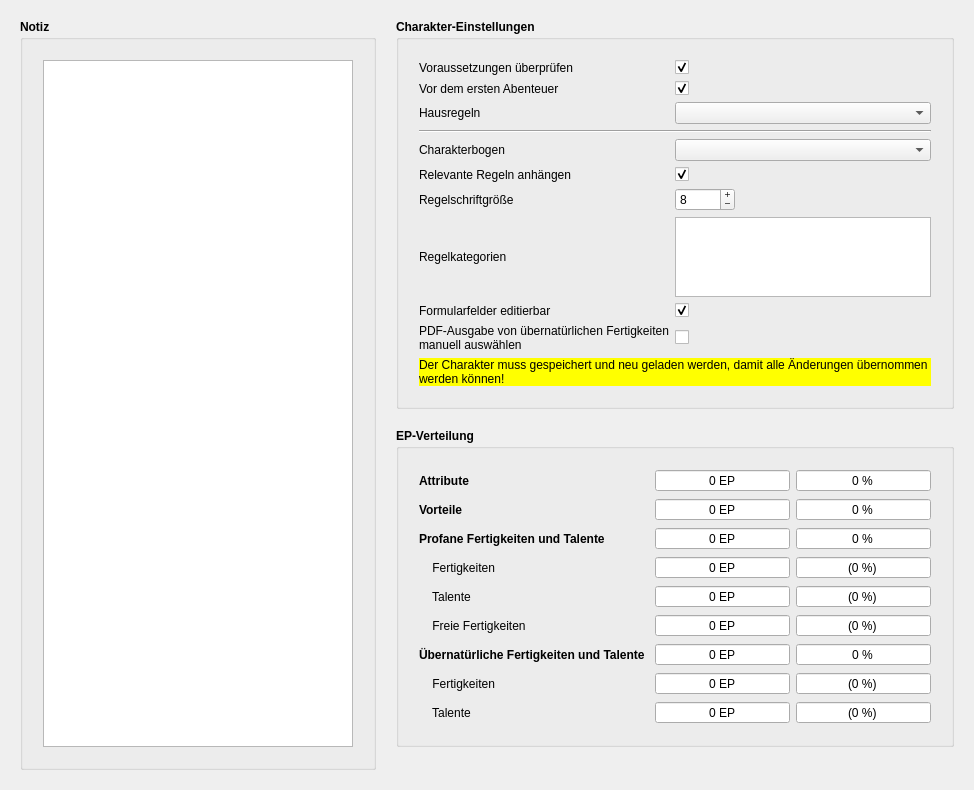
Qt form designer/CharakterInfo.ui (Aeolitus/Sephrasto) before a commit.
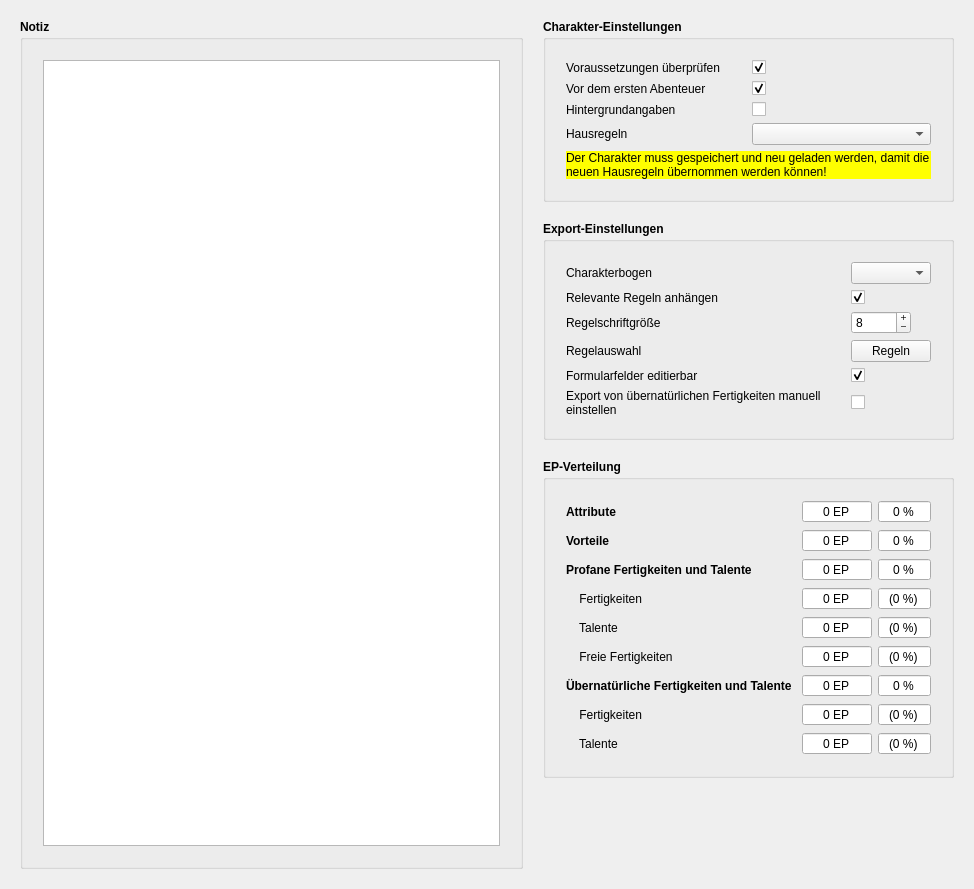
The same form after that commit.

```diff
--- a/designer/CharakterInfo.ui
+++ b/designer/CharakterInfo.ui
@@ -7,7 +7,7 @@
     <x>0</x>
     <y>0</y>
     <width>974</width>
-    <height>790</height>
+    <height>889</height>
    </rect>
   </property>
   <property name="windowTitle">
@@ -68,7 +68,27 @@
         <property name="bottomMargin">
          <number>20</number>
         </property>
-        <item row="4" column="1">
+        <item row="1" column="1">
+         <widget class="QCheckBox" name="checkFinanzen">
+          <property name="toolTip">
+           <string>&lt;html&gt;&lt;head/&gt;&lt;body&gt;&lt;p&gt;Die Finanzen spielen nur bei einem neuen Charakter eine Rolle und können nach dem ersten Abenteuer ausgeblendet werden. Auch die aktuellen Schicksalspunkte werden dann nicht mehr ausgegeben, da diese ab dem ersten Abenteuer händisch verwaltet werden.&lt;/p&gt;&lt;/body&gt;&lt;/html&gt;</string>
+          </property>
+          <property name="text">
+           <string/>
+          </property>
+          <property name="checked">
+           <bool>true</bool>
+          </property>
+         </widget>
+        </item>
+        <item row="6" column="0">
+         <widget class="QLabel" name="label_5">
+          <property name="text">
+           <string>Hausregeln</string>
+          </property>
+         </widget>
+        </item>
+        <item row="6" column="1">
          <widget class="QComboBox" name="comboHausregeln">
           <property name="toolTip">
            <string>&lt;html&gt;&lt;head/&gt;&lt;body&gt;&lt;p&gt;Hier erscheinen alle Hausregeldatenbanken in deinem Regel-Pfad.&lt;/p&gt;&lt;/body&gt;&lt;/html&gt;</string>
@@ -82,167 +102,161 @@
           </property>
          </widget>
         </item>
-        <item row="6" column="1">
-         <widget class="QComboBox" name="comboCharsheet">
+        <item row="2" column="0">
+         <widget class="QLabel" name="label_15">
+          <property name="text">
+           <string>Hintergrundangaben</string>
+          </property>
+         </widget>
+        </item>
+        <item row="2" column="1">
+         <widget class="QCheckBox" name="checkDetails">
           <property name="toolTip">
            <string>&lt;html&gt;&lt;head/&gt;&lt;body&gt;&lt;p&gt;Hier erscheinen alle Charakterbögen, die mit Sephrasto geliefert werden sowie alle aus deinem Charakterbogen-Pfad.&lt;/p&gt;&lt;/body&gt;&lt;/html&gt;</string>
           </property>
+          <property name="text">
+           <string/>
+          </property>
          </widget>
         </item>
-        <item row="5" column="0" colspan="2">
-         <widget class="Line" name="line">
-          <property name="orientation">
-           <enum>Qt::Horizontal</enum>
+        <item row="0" column="0">
+         <widget class="QLabel" name="label_11">
+          <property name="text">
+           <string>Voraussetzungen überprüfen</string>
           </property>
          </widget>
         </item>
-        <item row="6" column="0">
+        <item row="0" column="1">
+         <widget class="QCheckBox" name="checkReq">
+          <property name="toolTip">
+           <string>&lt;html&gt;&lt;head/&gt;&lt;body&gt;&lt;p&gt;Falls abgewählt, werden sämtliche Voraussetzungsprüfungen für Vorteile, übernatürliche Fertigkeiten usw. deaktiviert.&lt;/p&gt;&lt;/body&gt;&lt;/html&gt;</string>
+          </property>
+          <property name="text">
+           <string/>
+          </property>
+          <property name="checked">
+           <bool>true</bool>
+          </property>
+         </widget>
+        </item>
+        <item row="15" column="0" colspan="2">
+         <widget class="QLabel" name="labelReload">
+          <property name="styleSheet">
+           <string notr="true">background-color: rgb(255, 255, 0); color: black;</string>
+          </property>
+          <property name="text">
+           <string>Der Charakter muss gespeichert und neu geladen werden, damit die neuen Hausregeln übernommen werden können!</string>
+          </property>
+          <property name="alignment">
+           <set>Qt::AlignLeading|Qt::AlignLeft|Qt::AlignVCenter</set>
+          </property>
+          <property name="wordWrap">
+           <bool>true</bool>
+          </property>
+         </widget>
+        </item>
+       </layout>
+      </widget>
+     </item>
+     <item>
+      <spacer name="horizontalSpacer">
+       <property name="orientation">
+        <enum>Qt::Vertical</enum>
+       </property>
+       <property name="sizeType">
+        <enum>QSizePolicy::Fixed</enum>
+       </property>
+       <property name="sizeHint" stdset="0">
+        <size>
+         <width>20</width>
+         <height>20</height>
+        </size>
+       </property>
+      </spacer>
+     </item>
+     <item>
+      <widget class="QLabel" name="label_16">
+       <property name="font">
+        <font>
+         <weight>75</weight>
+         <bold>true</bold>
+        </font>
+       </property>
+       <property name="text">
+        <string>Export-Einstellungen</string>
+       </property>
+       <property name="class" stdset="0">
+        <string>h2</string>
+       </property>
+      </widget>
+     </item>
+     <item>
+      <widget class="QGroupBox" name="groupBox_4">
+       <property name="title">
+        <string/>
+       </property>
+       <layout class="QGridLayout" name="gridLayout_6">
+        <property name="leftMargin">
+         <number>20</number>
+        </property>
+        <property name="topMargin">
+         <number>20</number>
+        </property>
+        <property name="rightMargin">
+         <number>20</number>
+        </property>
+        <property name="bottomMargin">
+         <number>20</number>
+        </property>
+        <item row="5" column="0">
+         <widget class="QLabel" name="cbFormular">
+          <property name="text">
+           <string>Formularfelder editierbar</string>
+          </property>
+         </widget>
+        </item>
+        <item row="0" column="0">
          <widget class="QLabel" name="label_6">
           <property name="text">
            <string>Charakterbogen</string>
           </property>
          </widget>
         </item>
-        <item row="7" column="0">
+        <item row="1" column="0">
          <widget class="QLabel" name="label_14">
           <property name="text">
            <string>Relevante Regeln anhängen</string>
           </property>
          </widget>
         </item>
-        <item row="11" column="0">
-         <widget class="QLabel" name="cbFormular">
+        <item row="5" column="1">
+         <widget class="QCheckBox" name="checkFormular">
+          <property name="toolTip">
+           <string>&lt;html&gt;&lt;head/&gt;&lt;body&gt;&lt;p&gt;Manche PDF-Reader können Formularfelder in PDF-Dokumenten nicht durchsuchen oder machen beispielsweise Probleme wegen der automatischen Schriftgröße. Die Formularfelder erhöhen die Dateigröße außerdem rund 10%. Mit dieser Option kannst du diese in reine Textfelder umwandeln. Sie sind dann allerdings nicht mehr editierbar. Diese Einstellung gilt für neue Charaktere. Du kannst sie nachträglich im Info-Tab des Charaktereditors ändern.&lt;/p&gt;&lt;/body&gt;&lt;/html&gt;</string>
+          </property>
           <property name="text">
-           <string>Formularfelder editierbar</string>
+           <string/>
+          </property>
+          <property name="checked">
+           <bool>true</bool>
           </property>
          </widget>
         </item>
-        <item row="9" column="0">
+        <item row="2" column="0">
          <widget class="QLabel" name="label_7">
           <property name="text">
            <string>Regelschriftgröße</string>
           </property>
          </widget>
         </item>
-        <item row="0" column="1">
-         <widget class="QCheckBox" name="checkReq">
-          <property name="toolTip">
-           <string>&lt;html&gt;&lt;head/&gt;&lt;body&gt;&lt;p&gt;Falls abgewählt, werden sämtliche Voraussetzungsprüfungen für Vorteile, übernatürliche Fertigkeiten usw. deaktiviert.&lt;/p&gt;&lt;/body&gt;&lt;/html&gt;</string>
-          </property>
-          <property name="text">
-           <string/>
-          </property>
-          <property name="checked">
-           <bool>true</bool>
-          </property>
-         </widget>
-        </item>
-        <item row="7" column="1">
-         <widget class="QCheckBox" name="checkRegeln">
-          <property name="toolTip">
-           <string>&lt;html&gt;&lt;head/&gt;&lt;body&gt;&lt;p&gt;Sephrasto kann automatisch alle Regeln, die für deinen Charakter relevant sind, zusammentragen und deiner PDF hinten anfügen.&lt;/p&gt;&lt;/body&gt;&lt;/html&gt;</string>
-          </property>
-          <property name="text">
-           <string/>
-          </property>
-          <property name="checked">
-           <bool>true</bool>
-          </property>
-          <property name="tristate">
-           <bool>false</bool>
-          </property>
-         </widget>
-        </item>
         <item row="4" column="0">
-         <widget class="QLabel" name="label_5">
-          <property name="text">
-           <string>Hausregeln</string>
-          </property>
-         </widget>
-        </item>
-        <item row="10" column="0">
          <widget class="QLabel" name="label_10">
           <property name="text">
-           <string>Regelkategorien</string>
+           <string>Regelauswahl</string>
           </property>
          </widget>
         </item>
-        <item row="0" column="0">
-         <widget class="QLabel" name="label_11">
-          <property name="text">
-           <string>Voraussetzungen überprüfen</string>
-          </property>
-         </widget>
-        </item>
-        <item row="1" column="1">
-         <widget class="QCheckBox" name="checkFinanzen">
-          <property name="toolTip">
-           <string>&lt;html&gt;&lt;head/&gt;&lt;body&gt;&lt;p&gt;Die Finanzen spielen nur bei einem neuen Charakter eine Rolle und können nach dem ersten Abenteuer ausgeblendet werden. Auch die aktuellen Schicksalspunkte werden dann nicht mehr ausgegeben, da diese ab dem ersten Abenteuer händisch verwaltet werden.&lt;/p&gt;&lt;/body&gt;&lt;/html&gt;</string>
-          </property>
-          <property name="text">
-           <string/>
-          </property>
-          <property name="checked">
-           <bool>true</bool>
-          </property>
-         </widget>
-        </item>
-        <item row="10" column="1">
-         <widget class="QListView" name="listRegelKategorien">
-          <property name="maximumSize">
-           <size>
-            <width>280</width>
-            <height>80</height>
-           </size>
-          </property>
-          <property name="toolTip">
-           <string>&lt;html&gt;&lt;head/&gt;&lt;body&gt;&lt;p&gt;Hier kannst du einzelne Kategorien beim Regelanhang ausnehmen.&lt;/p&gt;&lt;/body&gt;&lt;/html&gt;</string>
-          </property>
-          <property name="horizontalScrollBarPolicy">
-           <enum>Qt::ScrollBarAlwaysOff</enum>
-          </property>
-         </widget>
-        </item>
-        <item row="12" column="0">
-         <widget class="QLabel" name="label_13">
-          <property name="text">
-           <string>PDF-Ausgabe von übernatürlichen Fertigkeiten manuell auswählen</string>
-          </property>
-          <property name="wordWrap">
-           <bool>true</bool>
-          </property>
-         </widget>
-        </item>
-        <item row="13" column="0" colspan="2">
-         <widget class="QLabel" name="labelReload">
-          <property name="styleSheet">
-           <string notr="true">background-color: rgb(255, 255, 0); color: black;</string>
-          </property>
-          <property name="text">
-           <string>Der Charakter muss gespeichert und neu geladen werden, damit alle Änderungen übernommen werden können!</string>
-          </property>
-          <property name="alignment">
-           <set>Qt::AlignLeading|Qt::AlignLeft|Qt::AlignVCenter</set>
-          </property>
-          <property name="wordWrap">
-           <bool>true</bool>
-          </property>
-         </widget>
-        </item>
-        <item row="12" column="1">
-         <widget class="QCheckBox" name="checkUeberPDF">
-          <property name="toolTip">
-           <string>&lt;html&gt;&lt;head/&gt;&lt;body&gt;&lt;p&gt;Sephrasto übernimmt automatisch alle übernatürlichen Fertigkeiten in den Charakterbogen, deren FW mindestens 1 beträgt und für welche du mindestens ein Talent aktiviert hast. Wenn du diese Option aktivierst, zeigt Sephrasto eine PDF-Spalte bei den übernatürlichen Fertigkeiten an. Mit dieser kannst du selbst entscheiden, welche Fertigkeiten in den Charakterbogen übernommen werden sollen.&lt;/p&gt;&lt;/body&gt;&lt;/html&gt;</string>
-          </property>
-          <property name="text">
-           <string/>
-          </property>
-          <property name="checked">
-           <bool>false</bool>
-          </property>
-         </widget>
-        </item>
-        <item row="9" column="1">
+        <item row="2" column="1">
          <widget class="QSpinBox" name="spinRegelnGroesse">
           <property name="minimumSize">
            <size>
@@ -270,8 +284,18 @@
           </property>
          </widget>
         </item>
-        <item row="11" column="1">
-         <widget class="QCheckBox" name="checkFormular">
+        <item row="6" column="0">
+         <widget class="QLabel" name="label_13">
+          <property name="text">
+           <string>Export von übernatürlichen Fertigkeiten manuell einstellen</string>
+          </property>
+          <property name="wordWrap">
+           <bool>true</bool>
+          </property>
+         </widget>
+        </item>
+        <item row="6" column="1">
+         <widget class="QCheckBox" name="checkUeberPDF">
           <property name="toolTip">
            <string>&lt;html&gt;&lt;head/&gt;&lt;body&gt;&lt;p&gt;Manche PDF-Reader können Formularfelder in PDF-Dokumenten nicht durchsuchen oder machen beispielsweise Probleme wegen der automatischen Schriftgröße. Die Formularfelder erhöhen die Dateigröße außerdem rund 10%. Mit dieser Option kannst du diese in reine Textfelder umwandeln. Sie sind dann allerdings nicht mehr editierbar. Diese Einstellung gilt für neue Charaktere. Du kannst sie nachträglich im Info-Tab des Charaktereditors ändern.&lt;/p&gt;&lt;/body&gt;&lt;/html&gt;</string>
           </property>
@@ -279,7 +303,43 @@
            <string/>
           </property>
           <property name="checked">
+           <bool>false</bool>
+          </property>
+         </widget>
+        </item>
+        <item row="1" column="1">
+         <widget class="QCheckBox" name="checkRegeln">
+          <property name="toolTip">
+           <string>&lt;html&gt;&lt;head/&gt;&lt;body&gt;&lt;p&gt;Sephrasto kann automatisch alle Regeln, die für deinen Charakter relevant sind, zusammentragen und deiner PDF hinten anfügen.&lt;/p&gt;&lt;/body&gt;&lt;/html&gt;</string>
+          </property>
+          <property name="text">
+           <string/>
+          </property>
+          <property name="checked">
            <bool>true</bool>
+          </property>
+          <property name="tristate">
+           <bool>false</bool>
+          </property>
+         </widget>
+        </item>
+        <item row="0" column="1">
+         <widget class="QComboBox" name="comboCharsheet">
+          <property name="toolTip">
+           <string>&lt;html&gt;&lt;head/&gt;&lt;body&gt;&lt;p&gt;Hier erscheinen alle Charakterbögen, die mit Sephrasto geliefert werden sowie alle aus deinem Charakterbogen-Pfad.&lt;/p&gt;&lt;/body&gt;&lt;/html&gt;</string>
+          </property>
+         </widget>
+        </item>
+        <item row="4" column="1">
+         <widget class="QPushButton" name="buttonRegeln">
+          <property name="toolTip">
+           <string>Kategorien auswählen, die im Regelanhang erscheinen sollen.</string>
+          </property>
+          <property name="text">
+           <string>Regeln</string>
+          </property>
+          <property name="class" stdset="0">
+           <string>icon</string>
           </property>
          </widget>
         </item>
```
Left out of the diff: 5 changed lines with no effect on the pictures.
